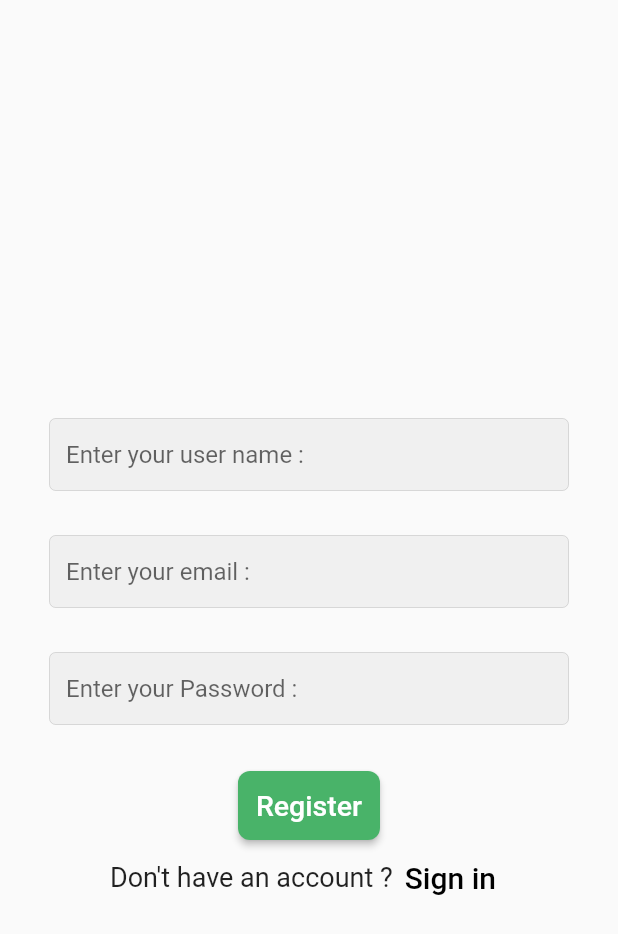
After one commit to Zeina6699/Plants_Ecommerce, a Flutter app: the RegisterPage screen opened by its route, on a phone screen of 412 x 824 dp. The commit adds this screen. Shown: the top 934 px of the screen. Run offline on Flutter 3.47's test engine with Material 3 defaults, Android fonts, the phone set to English and light mode, and no system bars.

Commit message:
finish register screen

```diff
--- a/lib/screens/login_page.dart
+++ b/lib/screens/login_page.dart
@@ -19,13 +19,13 @@ class LoginPage extends StatelessWidget {
              CustomTextField(hintText: 'Enter your Email :',keyboardType: TextInputType.emailAddress),
             const SizedBox(height: 30),
             CustomTextField(hintText:'Enter your Password :',obscureText: true,)
-           , SizedBox(height: 30),
-           CustomElevatedButton(data: 'Sign in'),
+           ,const SizedBox(height: 30),
+          const CustomElevatedButton(data: 'Sign in'),
            Row(
             mainAxisAlignment: MainAxisAlignment.center,
             children: [
-              Text("Don't have an account ?",style: TextStyle(fontSize:18 ),),
-              CustomTextButton(data:'Sign up' ,onPressed: (){})
+            const  Text("Don't have an account ?",style: TextStyle(fontSize:18 ),),
+              CustomTextButton(data:'Sign up' ,onPressed: (){Navigator.pushNamed(context,'/register');})
             ],
            )
             ],
--- /dev/null
+++ b/lib/screens/register_page.dart
@@ -0,0 +1,41 @@
+import 'package:flutter/material.dart';
+import 'package:plants_e_commerce/widgets/custom_elevated_button.dart';
+import 'package:plants_e_commerce/widgets/custom_text_button.dart';
+import 'package:plants_e_commerce/widgets/custom_text_field.dart';
+
+class RegisterPage extends StatelessWidget {
+  const RegisterPage({super.key});
+
+  @override
+  Widget build(BuildContext context) {
+    return SafeArea(
+      child: Scaffold(
+        body: Padding(
+          padding: const EdgeInsets.symmetric(horizontal: 33),
+
+            child: Column(
+              mainAxisAlignment: MainAxisAlignment.center,
+              children: [
+              const SizedBox(height: 64,),
+                           CustomTextField(hintText: 'Enter your user name :',keyboardType: TextInputType.emailAddress),
+              const  SizedBox(height: 30),
+               CustomTextField(hintText: 'Enter your email :',keyboardType: TextInputType.text),
+              const SizedBox(height: 30),
+              CustomTextField(hintText:'Enter your Password :',obscureText: true,)
+             ,const SizedBox(height: 30),
+            const CustomElevatedButton(data: 'Register'),
+             Row(
+              mainAxisAlignment: MainAxisAlignment.center,
+              children: [
+               const Text("Don't have an account ?",style: TextStyle(fontSize:18 ),),
+                CustomTextButton(data:'Sign in' ,onPressed: (){Navigator.pop(context);})
+              ],
+             )
+              ],
+            ),
+          ),
+        ),
+      );
+
+  }
+}
--- a/lib/widgets/custom_text_button.dart
+++ b/lib/widgets/custom_text_button.dart
@@ -8,7 +8,7 @@ final void Function()? onPressed;
   @override
   Widget build(BuildContext context) {
     return TextButton(
-      onPressed: (){},
+      onPressed:onPressed,
     child: Text(data,style: TextStyle(color: Colors.black, fontSize:20)));
   }
 }
```
Also changed, not shown: lib/main.dart (+10 -1 lines), lib/screens/home_page.dart (added, +51 -0 lines).
